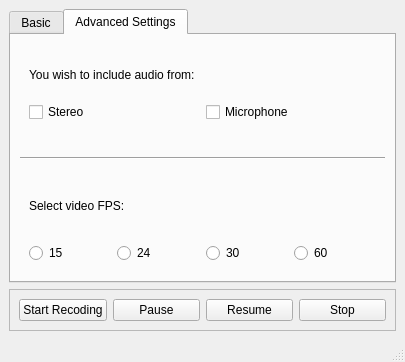
Above: TestScreenDer/TestScreenDer/mainwindow.ui from cheina97/ScreenRecorderQT before the change. Below: the same form after it.
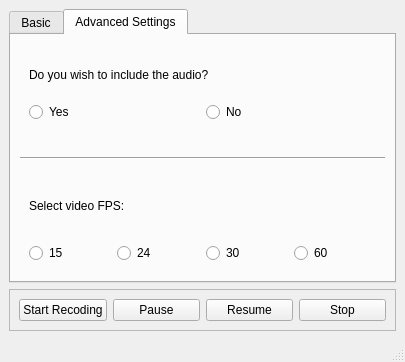
That is the form after the change. The open tabs and pages were chosen to show the change.

The edit to the form file:
```diff
--- a/TestScreenDer/TestScreenDer/mainwindow.ui
+++ b/TestScreenDer/TestScreenDer/mainwindow.ui
@@ -151,23 +151,23 @@
            <item>
             <widget class="QLabel" name="label_2">
              <property name="text">
-              <string>You wish to include audio from:</string>
+              <string>Do you wish to include the audio?</string>
              </property>
             </widget>
            </item>
            <item>
             <layout class="QHBoxLayout" name="horizontalLayout_2">
              <item>
-              <widget class="QCheckBox" name="checkBoxStereo">
+              <widget class="QRadioButton" name="radioButtonYes">
                <property name="text">
-                <string>Stereo</string>
+                <string>Yes</string>
                </property>
               </widget>
              </item>
              <item>
-              <widget class="QCheckBox" name="checkBoxMicrophone">
+              <widget class="QRadioButton" name="radioButtonNo">
                <property name="text">
-                <string>Microphone</string>
+                <string>No</string>
                </property>
               </widget>
              </item>
```
Left out of the diff: 2 changed lines with no effect on the pictures.
